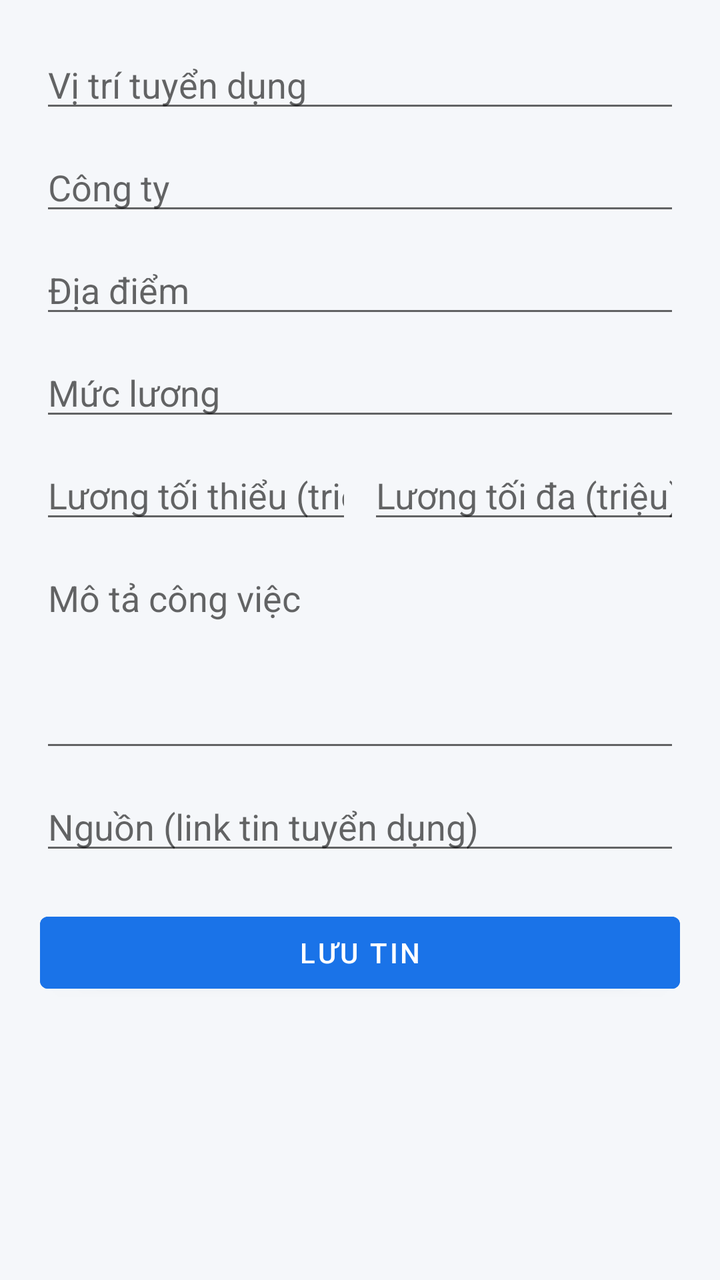
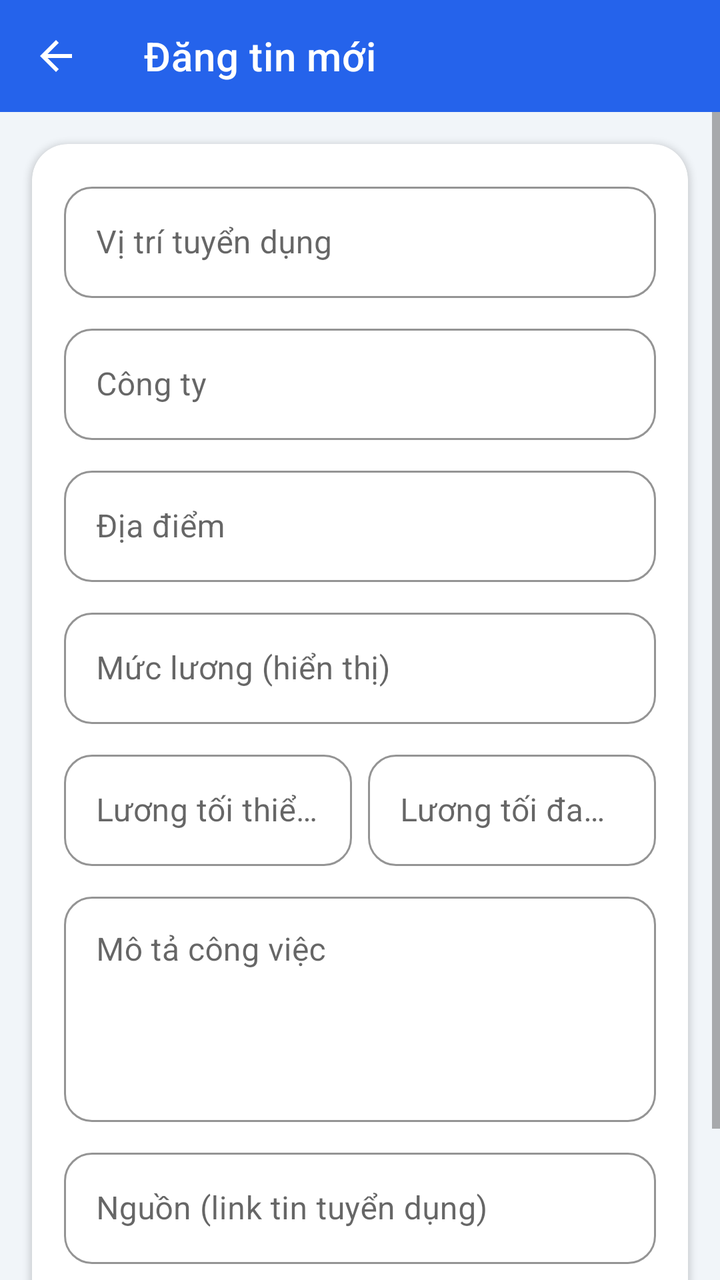

Before-and-after screenshots of an Android layout around one commit, followed by the original layout XML and the change that was made.
<!-- AndroidManifest.xml: application theme Theme.JobFinder -->
<!-- res/layout/activity_add_job.xml -->
<?xml version="1.0" encoding="utf-8"?>
<ScrollView xmlns:android="http://schemas.android.com/apk/res/android"
    android:layout_width="match_parent"
    android:layout_height="match_parent"
    android:background="@color/background">

    <LinearLayout
        android:layout_width="match_parent"
        android:layout_height="wrap_content"
        android:orientation="vertical"
        android:padding="20dp">

        <EditText
            android:id="@+id/edtJobTitle"
            android:layout_width="match_parent"
            android:layout_height="wrap_content"
            android:hint="@string/job_title_hint" />

        <EditText
            android:id="@+id/edtJobCompany"
            android:layout_width="match_parent"
            android:layout_height="wrap_content"
            android:layout_marginTop="10dp"
            android:hint="@string/job_company_hint" />

        <EditText
            android:id="@+id/edtJobLocation"
            android:layout_width="match_parent"
            android:layout_height="wrap_content"
            android:layout_marginTop="10dp"
            android:hint="@string/job_location_hint" />

        <EditText
            android:id="@+id/edtJobSalary"
            android:layout_width="match_parent"
            android:layout_height="wrap_content"
            android:layout_marginTop="10dp"
            android:hint="@string/job_salary_hint" />

        <LinearLayout
            android:layout_width="match_parent"
            android:layout_height="wrap_content"
            android:orientation="horizontal"
            android:layout_marginTop="10dp">

            <EditText
                android:id="@+id/edtJobSalaryMin"
                android:layout_width="0dp"
                android:layout_height="wrap_content"
                android:layout_weight="1"
                android:inputType="number"
                android:hint="@string/job_salary_min_hint" />

            <EditText
                android:id="@+id/edtJobSalaryMax"
                android:layout_width="0dp"
                android:layout_height="wrap_content"
                android:layout_weight="1"
                android:layout_marginStart="8dp"
                android:inputType="number"
                android:hint="@string/job_salary_max_hint" />
        </LinearLayout>

        <EditText
            android:id="@+id/edtJobDescription"
            android:layout_width="match_parent"
            android:layout_height="wrap_content"
            android:layout_marginTop="10dp"
            android:minLines="4"
            android:gravity="top"
            android:hint="@string/job_desc_hint" />

        <EditText
            android:id="@+id/edtJobSource"
            android:layout_width="match_parent"
            android:layout_height="wrap_content"
            android:layout_marginTop="10dp"
            android:hint="@string/job_source_hint" />

        <Button
            android:id="@+id/btnSaveJob"
            android:layout_width="match_parent"
            android:layout_height="wrap_content"
            android:layout_marginTop="20dp"
            android:text="@string/save_job"
            android:backgroundTint="@color/brand_primary"
            android:textColor="@color/white" />

    </LinearLayout>
</ScrollView>
<!-- resources referenced by this layout -->
<resources>
  <color name="background">#F5F7FA</color>
  <color name="brand_primary">#1A73E8</color>
  <color name="white">#FFFFFF</color>
  <string name="job_company_hint">Công ty</string>
  <string name="job_desc_hint">Mô tả công việc</string>
  <string name="job_location_hint">Địa điểm</string>
  <string name="job_salary_hint">Mức lương</string>
  <string name="job_salary_max_hint">Lương tối đa (triệu)</string>
  <string name="job_salary_min_hint">Lương tối thiểu (triệu, để lọc tìm kiếm)</string>
  <string name="job_source_hint">Nguồn (link tin tuyển dụng)</string>
  <string name="job_title_hint">Vị trí tuyển dụng</string>
  <string name="save_job">Lưu tin</string>
  <style name="Theme.JobFinder" parent="Theme.MaterialComponents.DayNight.NoActionBar">
          <item name="colorPrimary">@color/brand_primary</item>
          <item name="colorPrimaryDark">@color/brand_primary_dark</item>
          <item name="colorAccent">@color/brand_accent</item>
          <item name="android:windowBackground">@color/background</item>
      </style>
  <color name="brand_primary_dark">#0F52A6</color>
  <color name="brand_accent">#FFB300</color>
</resources>

<!-- the commit's change to res/layout/activity_add_job.xml (unified diff, before → after) -->
@@ -1,90 +1,171 @@
 <?xml version="1.0" encoding="utf-8"?>
-<ScrollView xmlns:android="http://schemas.android.com/apk/res/android"
+<LinearLayout xmlns:android="http://schemas.android.com/apk/res/android"
+    xmlns:app="http://schemas.android.com/apk/res-auto"
     android:layout_width="match_parent"
     android:layout_height="match_parent"
+    android:orientation="vertical"
     android:background="@color/background">
 
-    <LinearLayout
+    <com.google.android.material.appbar.AppBarLayout
         android:layout_width="match_parent"
         android:layout_height="wrap_content"
-        android:orientation="vertical"
-        android:padding="20dp">
+        android:background="@color/brand_primary">
 
-        <EditText
-            android:id="@+id/edtJobTitle"
+        <androidx.appcompat.widget.Toolbar
+            android:id="@+id/toolbar"
+            android:layout_width="match_parent"
+            android:layout_height="?attr/actionBarSize"
+            android:theme="@style/ThemeOverlay.MaterialComponents.Dark.ActionBar"
+            app:title="@string/add_job_title"
+            app:titleTextColor="@color/white"
+            app:navigationIcon="?attr/homeAsUpIndicator" />
+    </com.google.android.material.appbar.AppBarLayout>
+
+    <ScrollView
+        android:layout_width="match_parent"
+        android:layout_height="0dp"
+        android:layout_weight="1"
+        android:fillViewport="true">
+
+        <com.google.android.material.card.MaterialCardView
             android:layout_width="match_parent"
             android:layout_height="wrap_content"
-            android:hint="@string/job_title_hint" />
+            android:layout_margin="16dp"
+            app:cardCornerRadius="18dp"
+            app:cardElevation="2dp"
+            app:cardBackgroundColor="@color/surface">
 
-        <EditText
-            android:id="@+id/edtJobCompany"
-            android:layout_width="match_parent"
-            android:layout_height="wrap_content"
-            android:layout_marginTop="10dp"
-            android:hint="@string/job_company_hint" />
+            <LinearLayout
+                android:layout_width="match_parent"
+                android:layout_height="wrap_content"
+                android:orientation="vertical"
+                android:padding="16dp">
 
-        <EditText
-            android:id="@+id/edtJobLocation"
-            android:layout_width="match_parent"
-            android:layout_height="wrap_content"
-            android:layout_marginTop="10dp"
-            android:hint="@string/job_location_hint" />
+                <com.google.android.material.textfield.TextInputLayout
+                    android:layout_width="match_parent"
+                    android:layout_height="wrap_content"
+                    android:hint="@string/job_title_hint"
+                    style="@style/Widget.JobFinder.TextInput">
+                    <com.google.android.material.textfield.TextInputEditText
+                        android:id="@+id/edtJobTitle"
+                        android:layout_width="match_parent"
+                        android:layout_height="wrap_content"
+                        android:inputType="text"
+                        android:maxLines="2" />
+                </com.google.android.material.textfield.TextInputLayout>
 
-        <EditText
-            android:id="@+id/edtJobSalary"
-            android:layout_width="match_parent"
-            android:layout_height="wrap_content"
-            android:layout_marginTop="10dp"
-            android:hint="@string/job_salary_hint" />
+                <com.google.android.material.textfield.TextInputLayout
+                    android:layout_width="match_parent"
+                    android:layout_height="wrap_content"
+                    android:layout_marginTop="10dp"
+                    android:hint="@string/job_company_hint"
+                    style="@style/Widget.JobFinder.TextInput">
+                    <com.google.android.material.textfield.TextInputEditText
+                        android:id="@+id/edtJobCompany"
+                        android:layout_width="match_parent"
+                        android:layout_height="wrap_content"
+                        android:inputType="text"
+                        android:maxLines="1" />
+                </com.google.android.material.textfield.TextInputLayout>
 
-        <LinearLayout
-            android:layout_width="match_parent"
-            android:layout_height="wrap_content"
-            android:orientation="horizontal"
-            android:layout_marginTop="10dp">
+                <com.google.android.material.textfield.TextInputLayout
+                    android:layout_width="match_parent"
+                    android:layout_height="wrap_content"
+                    android:layout_marginTop="10dp"
+                    android:hint="@string/job_location_hint"
+                    style="@style/Widget.JobFinder.TextInput">
+                    <com.google.android.material.textfield.TextInputEditText
+                        android:id="@+id/edtJobLocation"
+                        android:layout_width="match_parent"
+                        android:layout_height="wrap_content"
+                        android:inputType="text"
+                        android:maxLines="1" />
+                </com.google.android.material.textfield.TextInputLayout>
 
-            <EditText
-                android:id="@+id/edtJobSalaryMin"
-                android:layout_width="0dp"
-                android:layout_height="wrap_content"
-                android:layout_weight="1"
-                android:inputType="number"
-                android:hint="@string/job_salary_min_hint" />
+                <com.google.android.material.textfield.TextInputLayout
+                    android:layout_width="match_parent"
+                    android:layout_height="wrap_content"
+                    android:layout_marginTop="10dp"
+                    android:hint="@string/job_salary_hint"
+                    style="@style/Widget.JobFinder.TextInput">
+                    <com.google.android.material.textfield.TextInputEditText
+                        android:id="@+id/edtJobSalary"
+                        android:layout_width="match_parent"
+                        android:layout_height="wrap_content"
+                        android:inputType="text"
+                        android:maxLines="1" />
+                </com.google.android.material.textfield.TextInputLayout>
 
-            <EditText
-                android:id="@+id/edtJobSalaryMax"
-                android:layout_width="0dp"
-                android:layout_height="wrap_content"
-                android:layout_weight="1"
-                android:layout_marginStart="8dp"
-                android:inputType="number"
-                android:hint="@string/job_salary_max_hint" />
-        </LinearLayout>
+                <LinearLayout
+                    android:layout_width="match_parent"
+                    android:layout_height="wrap_content"
+                    android:orientation="horizontal"
+                    android:layout_marginTop="10dp">
 
-        <EditText
-            android:id="@+id/edtJobDescription"
-            android:layout_width="match_parent"
-            android:layout_height="wrap_content"
-            android:layout_marginTop="10dp"
-            android:minLines="4"
-            android:gravity="top"
-            android:hint="@string/job_desc_hint" />
+                    <com.google.android.material.textfield.TextInputLayout
+                        android:layout_width="0dp"
+                        android:layout_height="wrap_content"
+                        android:layout_weight="1"
+                        android:hint="@string/job_salary_min_hint"
+                        style="@style/Widget.JobFinder.TextInput">
+                        <com.google.android.material.textfield.TextInputEditText
+                            android:id="@+id/edtSalaryMin"
+                            android:layout_width="match_parent"
+                            android:layout_height="wrap_content"
+                            android:inputType="number" />
+                    </com.google.android.material.textfield.TextInputLayout>
 
-        <EditText
-            android:id="@+id/edtJobSource"
-            android:layout_width="match_parent"
-            android:layout_height="wrap_content"
-            android:layout_marginTop="10dp"
-            android:hint="@string/job_source_hint" />
+                    <com.google.android.material.textfield.TextInputLayout
+                        android:layout_width="0dp"
+                        android:layout_height="wrap_content"
+                        android:layout_weight="1"
+                        android:layout_marginStart="8dp"
+                        android:hint="@string/job_salary_max_hint"
+                        style="@style/Widget.JobFinder.TextInput">
+                        <com.google.android.material.textfield.TextInputEditText
+                            android:id="@+id/edtSalaryMax"
+                            android:layout_width="match_parent"
+                            android:layout_height="wrap_content"
+                            android:inputType="number" />
+                    </com.google.android.material.textfield.TextInputLayout>
+                </LinearLayout>
 
-        <Button
-            android:id="@+id/btnSaveJob"
-            android:layout_width="match_parent"
-            android:layout_height="wrap_content"
-            android:layout_marginTop="20dp"
-            android:text="@string/save_job"
-            android:backgroundTint="@color/brand_primary"
-            android:textColor="@color/white" />
+                <com.google.android.material.textfield.TextInputLayout
+                    android:layout_width="match_parent"
+                    android:layout_height="wrap_content"
+                    android:layout_marginTop="10dp"
+                    android:hint="@string/job_desc_hint"
+                    style="@style/Widget.JobFinder.TextInput">
+                    <com.google.android.material.textfield.TextInputEditText
+                        android:id="@+id/edtJobDescription"
+                        android:layout_width="match_parent"
+                        android:layout_height="wrap_content"
+                        android:inputType="textMultiLine"
+                        android:minLines="4"
+                        android:gravity="top" />
+                </com.google.android.material.textfield.TextInputLayout>
 
-    </LinearLayout>
-</ScrollView>
+                <com.google.android.material.textfield.TextInputLayout
+                    android:layout_width="match_parent"
+                    android:layout_height="wrap_content"
+                    android:layout_marginTop="10dp"
+                    android:hint="@string/job_source_hint"
+                    style="@style/Widget.JobFinder.TextInput">
+                    <com.google.android.material.textfield.TextInputEditText
+                        android:id="@+id/edtJobSource"
+                        android:layout_width="match_parent"
+                        android:layout_height="wrap_content"
+                        android:inputType="textUri"
+                        android:maxLines="2" />
+                </com.google.android.material.textfield.TextInputLayout>
+
+                <com.google.android.material.button.MaterialButton
+                    android:id="@+id/btnSave"
+                    android:layout_width="match_parent"
+                    android:layout_height="wrap_content"
+                    android:layout_marginTop="20dp"
+                    android:text="@string/save_job" />
+            </LinearLayout>
+        </com.google.android.material.card.MaterialCardView>
+    </ScrollView>
+</LinearLayout>
<!-- resource entries referenced after the edit -->
@@ -1,24 +1,49 @@
 <!-- resources referenced by this layout -->
 <resources>
-  <color name="background">#F5F7FA</color>
-  <color name="brand_primary">#1A73E8</color>
+  <color name="background">#F1F5F9</color>
+  <color name="brand_primary">#2563EB</color>
+  <color name="surface">#FFFFFF</color>
   <color name="white">#FFFFFF</color>
+  <string name="add_job_title">Đăng tin mới</string>
   <string name="job_company_hint">Công ty</string>
   <string name="job_desc_hint">Mô tả công việc</string>
   <string name="job_location_hint">Địa điểm</string>
-  <string name="job_salary_hint">Mức lương</string>
+  <string name="job_salary_hint">Mức lương (hiển thị)</string>
   <string name="job_salary_max_hint">Lương tối đa (triệu)</string>
-  <string name="job_salary_min_hint">Lương tối thiểu (triệu, để lọc tìm kiếm)</string>
+  <string name="job_salary_min_hint">Lương tối thiểu (triệu)</string>
   <string name="job_source_hint">Nguồn (link tin tuyển dụng)</string>
   <string name="job_title_hint">Vị trí tuyển dụng</string>
   <string name="save_job">Lưu tin</string>
+  <style name="Widget.JobFinder.TextInput" parent="Widget.MaterialComponents.TextInputLayout.OutlinedBox">
+          <item name="boxCornerRadiusTopStart">14dp</item>
+          <item name="boxCornerRadiusTopEnd">14dp</item>
+          <item name="boxCornerRadiusBottomStart">14dp</item>
+          <item name="boxCornerRadiusBottomEnd">14dp</item>
+          <item name="boxStrokeColor">@color/brand_primary</item>
+      </style>
   <style name="Theme.JobFinder" parent="Theme.MaterialComponents.DayNight.NoActionBar">
           <item name="colorPrimary">@color/brand_primary</item>
           <item name="colorPrimaryDark">@color/brand_primary_dark</item>
-          <item name="colorAccent">@color/brand_accent</item>
+          <item name="colorPrimaryVariant">@color/brand_primary_dark</item>
+          <item name="colorSecondary">@color/brand_accent</item>
+          <item name="colorOnPrimary">@color/white</item>
+          <item name="colorOnSecondary">@color/white</item>
+          <item name="android:colorBackground">@color/background</item>
+          <item name="colorSurface">@color/surface</item>
+          <item name="android:statusBarColor">@color/brand_primary_dark</item>
+          <item name="android:navigationBarColor">@color/background</item>
           <item name="android:windowBackground">@color/background</item>
+          <item name="materialButtonStyle">@style/Widget.JobFinder.Button</item>
+          <item name="textInputStyle">@style/Widget.JobFinder.TextInput</item>
       </style>
-  <color name="brand_primary_dark">#0F52A6</color>
-  <color name="brand_accent">#FFB300</color>
+  <color name="brand_primary_dark">#1D4ED8</color>
+  <color name="brand_accent">#F59E0B</color>
+  <style name="Widget.JobFinder.Button" parent="Widget.MaterialComponents.Button">
+          <item name="cornerRadius">14dp</item>
+          <item name="android:textAllCaps">false</item>
+          <item name="android:letterSpacing">0.01</item>
+          <item name="android:paddingTop">14dp</item>
+          <item name="android:paddingBottom">14dp</item>
+      </style>
 </resources>
 
